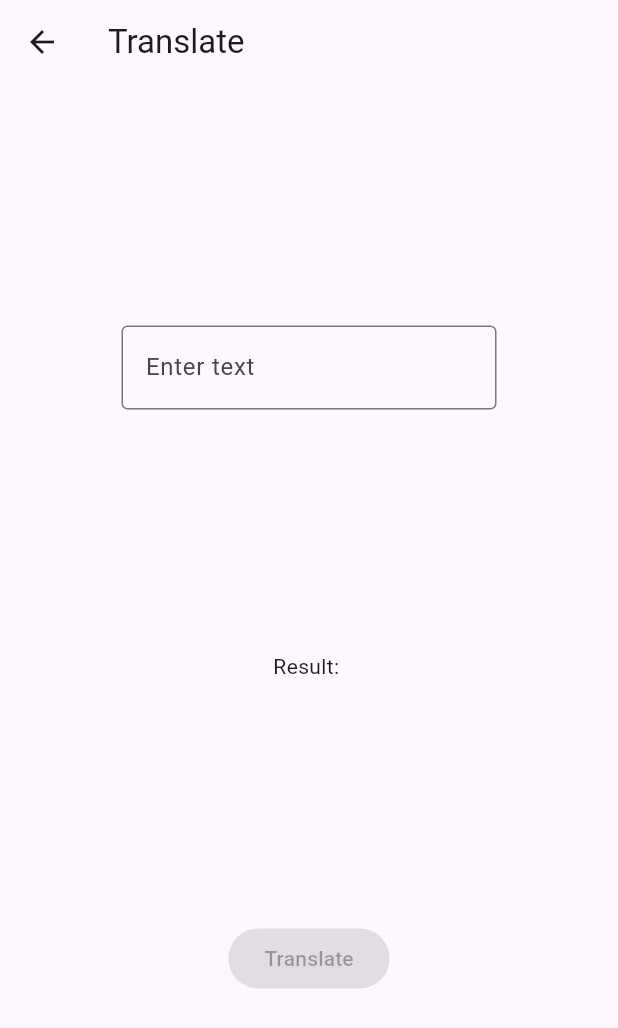
After one commit to nutversion1/nut_flutter_showcase, a Flutter app: the screen it shows after launch, after a tap on "Translate", on a phone screen of 412 x 824 dp. The commit adds this screen. Shown: the top 1028 px of the screen. Run offline on Flutter 3.47's test engine with Material 3 defaults, Android fonts, the phone set to English and light mode, and no system bars; missing offline and left inert: text_link; network calls fail.

Commit message:
Create Translate Screen

```diff
--- /dev/null
+++ b/lib/fun_with_api/translate/translate_screen.dart
@@ -0,0 +1,99 @@
+import 'dart:convert';
+
+import 'package:flutter/material.dart';
+import 'package:http/http.dart' as http;
+
+class TranslateScreen extends StatefulWidget {
+  const TranslateScreen({super.key});
+
+  @override
+  State<TranslateScreen> createState() => _TranslateScreenState();
+}
+
+class _TranslateScreenState extends State<TranslateScreen> {
+  bool _isFetchingData = false;
+  String _text = '';
+  String _translatedText = '';
+
+  @override
+  void initState() {
+    super.initState();
+  }
+
+  @override
+  Widget build(BuildContext context) {
+    return Scaffold(
+      appBar: AppBar(title: const Text('Translate')),
+      body: Stack(
+        children: [
+          _buildBody(),
+        ],
+      ),
+    );
+  }
+
+  Widget _buildBody() {
+    return Column(
+      mainAxisAlignment: MainAxisAlignment.spaceEvenly,
+      crossAxisAlignment: CrossAxisAlignment.center,
+      children: [
+        Align(
+          alignment: Alignment.center,
+          child: SizedBox(
+            width: 250,
+            child: TextField(
+              decoration: const InputDecoration(
+                border: OutlineInputBorder(),
+                labelText: 'Enter text',
+              ),
+              onChanged: (newText) {
+                setState(() {
+                  _text = newText;
+                });
+              },
+            ),
+          ),
+        ),
+        Text('Result: $_translatedText'),
+        _buildTranslateButton(),
+      ],
+    );
+  }
+
+  Widget _buildTranslateButton() {
+    return ElevatedButton(
+      onPressed: _text.isEmpty ? null : () => _fetchTranslate(),
+      child: const Text('Translate'),
+    );
+  }
+
+  Future<void> _fetchTranslate() async {
+    setState(() {
+      _isFetchingData = true;
+    });
+
+    var url = 'https://deep-translate1.p.rapidapi.com/language/translate/v2';
+    var headers = {
+      'X-RapidAPI-Key': 'd6c331a93dmsh50acb261fb544bbp104233jsnf173aa315856',
+    };
+    var body = json.encode({
+      'q': _text,
+      'source': 'en',
+      'target': 'th',
+    });
+
+    var response = await http.post(
+      Uri.parse(url),
+      headers: headers,
+      body: body,
+    );
+
+    Map valueMap = json.decode(response.body);
+    var translatedText = valueMap['data']['translations']['translatedText'];
+
+    setState(() {
+      _translatedText = translatedText;
+      _isFetchingData = false;
+    });
+  }
+}
--- a/lib/home_screen.dart
+++ b/lib/home_screen.dart
@@ -2,6 +2,7 @@ import 'package:flutter/material.dart';
 
 import 'fun_with_api/random_quote/random_quote_screen.dart';
 import 'fun_with_api/hobbies/hobbies_screen.dart';
+import 'fun_with_api/translate/translate_screen.dart';
 
 class HomeScreen extends StatelessWidget {
   const HomeScreen({super.key});
@@ -60,6 +61,10 @@ class HomeScreen extends StatelessWidget {
                 _buildMenuButton(
                   context,
                   buttonName: 'Numbers',
+                ),
+                _buildMenuButton(
+                  context,
+                  buttonName: 'Translate',
                 ),
               ],
             ),
@@ -140,6 +145,10 @@ class HomeScreen extends StatelessWidget {
         Navigator.of(context).push(
             MaterialPageRoute(builder: (context) => const HobbiesScreen()));
         break;
+      case 'Translate':
+        Navigator.of(context).push(
+            MaterialPageRoute(builder: (context) => const TranslateScreen()));
+        break;
     }
   }
 }
```
Also changed, not shown: lib/fun_with_api/hobbies/hobbies_screen.dart (+8 -5 lines), lib/fun_with_api/random_quote/random_quote_screen.dart (+7 -4 lines).
